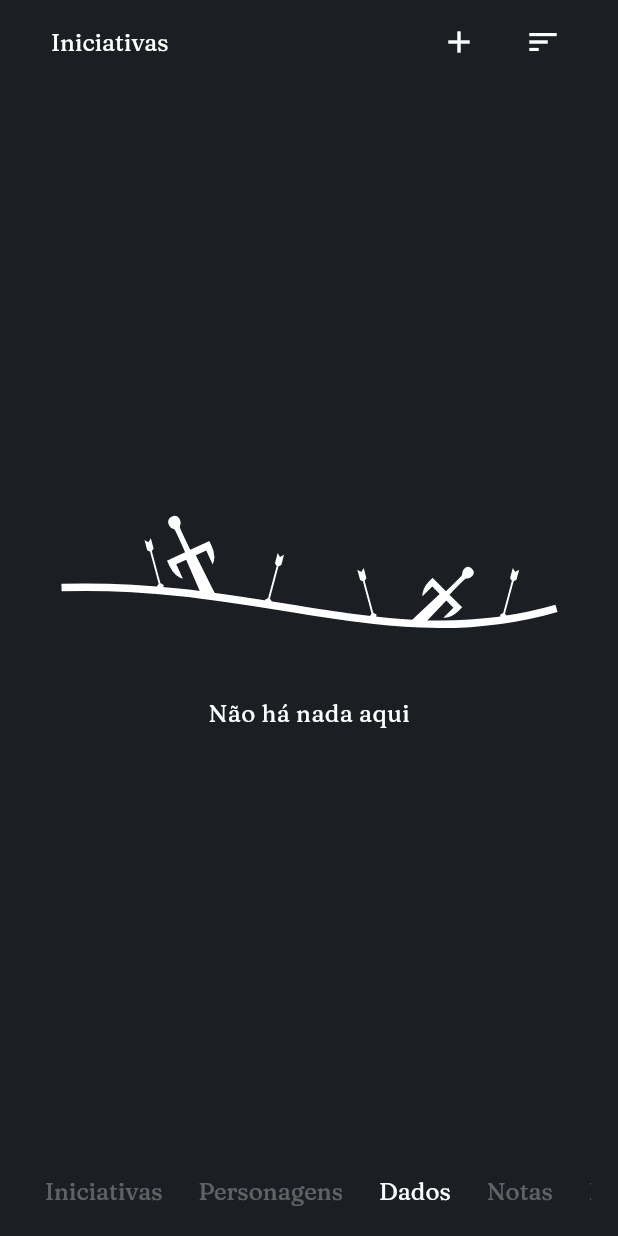
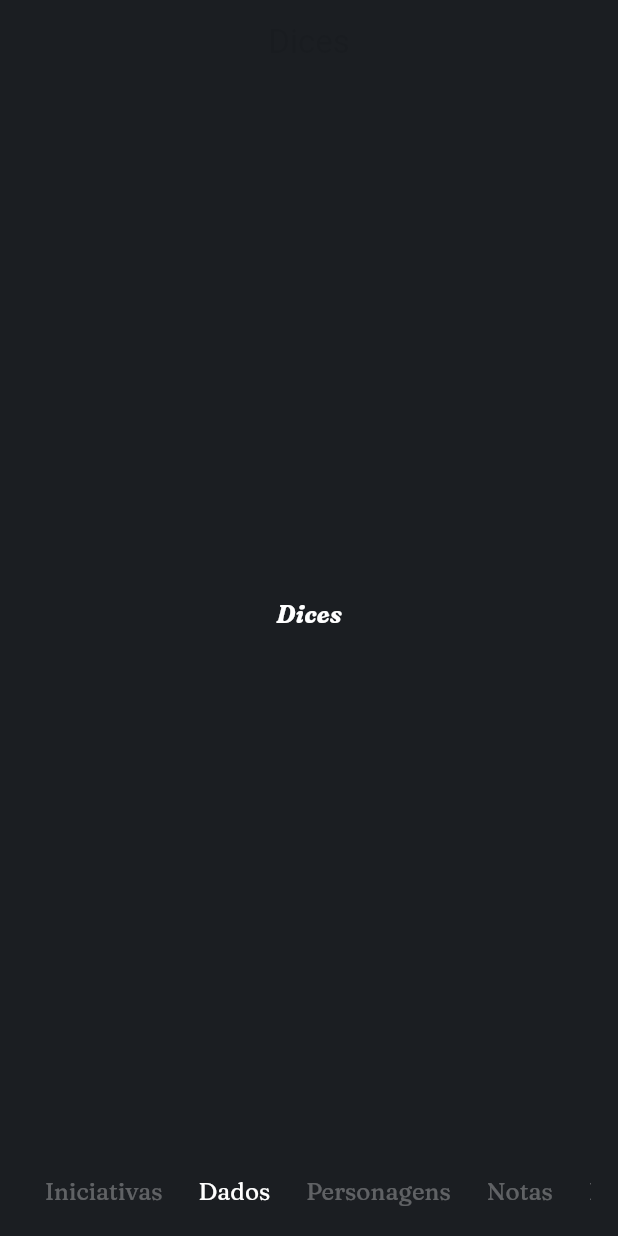
Before and after one commit to marcosgabriel-mm/projeto_d20, a Flutter app: the screen it shows after launch, after a tap on "Dados", on a phone screen of 412 x 824 dp. Run offline on Flutter 3.47's test engine with Material 3 defaults, Android fonts, the phone set to English and light mode, and no system bars; our stand-ins replace flutter_svg.

Commit message:
new screen and news folders

```diff
--- /dev/null
+++ b/lib/app/d20_app.dart
@@ -0,0 +1,75 @@
+import 'package:d20_project/app/pages/dices/dices_view.dart';
+import 'package:d20_project/app/pages/initiatives/initiatives_view.dart';
+import 'package:d20_project/app/pages/navigation_bottom_bar.dart';
+import 'package:d20_project/theme/theme_config.dart';
+import 'package:flutter/material.dart';
+
+class AppWidget extends StatefulWidget {
+  const AppWidget({super.key});
+
+  @override
+  _AppWidgetState createState() => _AppWidgetState();
+}
+
+class _AppWidgetState extends State<AppWidget> {
+  int _currentIndex = 0;
+  bool _showBottomBar = true;
+  late List<Widget> _pages;
+
+  @override
+  void initState() {
+    super.initState();
+    _pages = [
+      InitiativeView(onSelectionModeChanged: () {
+        setState(() {
+          _showBottomBar = !_showBottomBar;
+        });
+      }),
+      const Dices(),
+    ];
+  }
+
+  @override
+  Widget build(BuildContext context) {
+    return MaterialApp(
+      debugShowCheckedModeBanner: false,
+      theme: ThemeConfig.theme,
+      home: Scaffold(
+        body: _currentIndex < _pages.length ? _pages[_currentIndex] : null,
+        bottomNavigationBar: _showBottomBar ? BottomBar(
+          currentIndex: _currentIndex,
+          onTap: (index) {
+            if (index < _pages.length) {
+              setState(() {
+                _currentIndex = index;
+              });
+            }
+          },
+        ) : null,
+      ),
+    );
+  }
+}
+
+
+
+
+// class Dw9DeliveryApp extends StatelessWidget {
+
+// 	const Dw9DeliveryApp({super.key});
+
+// 	@override
+// 	Widget build(BuildContext context) {
+// 			return ApplicationBinding(
+//         child: MaterialApp(
+//           title: 'Delivery App',
+//           theme: ThemeConfig.theme,
+//           routes: {
+//             '/': (context) => const SplashPage(),
+//             '/home': (context) => HomeRouter.page,
+//             '/productDetail' :(context) => ProductDetailRouter.page,
+//           },
+//         ),
+//       );
+// 		}
+// }
--- /dev/null
+++ b/lib/app/pages/dices/dices_view.dart
@@ -0,0 +1,18 @@
+import 'package:d20_project/styles/text_styles.dart';
+import 'package:flutter/material.dart';
+
+class Dices extends StatelessWidget {
+  const Dices({super.key});
+
+  @override
+  Widget build(BuildContext context) {
+    return Scaffold(
+      appBar: AppBar(
+        title: const Text('Dices'),
+      ),
+      body: Center(
+        child: Text('Dices', style: TextStyles.instance.boldItalic,),
+      ),
+    );
+  }
+}
--- a/lib/src/views/initiatives_view.dart
+++ b/lib/app/pages/initiatives/initiatives_view.dart
@@ -1,16 +1,19 @@
-import 'package:d20_project/src/views/components/navigation_bottom_bar.dart';
-import 'package:d20_project/src/views/components/initiatives_and_names.dart';
-import 'package:d20_project/src/views/components/selection_bottom_menu.dart';
-import 'package:d20_project/src/models/players.dart';
+import 'package:d20_project/app/pages/initiatives/widgets/initiatives_appbar.dart';
+import 'package:d20_project/app/pages/initiatives/widgets/initiatives_itens.dart';
+import 'package:d20_project/app/pages/initiatives/widgets/initiatives_bottom_menu.dart';
+import 'package:d20_project/app/models/players.dart';
 import 'package:d20_project/styles/colors_app.dart';
 import 'package:d20_project/styles/text_styles.dart';
 import 'package:flutter/material.dart';
 import 'package:flutter_svg/flutter_svg.dart';
-import 'components/app_bar.dart';
+
 
 class InitiativeView extends StatefulWidget {
+  final VoidCallback onSelectionModeChanged;
+
   const InitiativeView({
     super.key,
+    required this.onSelectionModeChanged
   });
 
   @override
@@ -46,6 +49,7 @@ class _InitiativeViewState extends State<InitiativeView> {
         if (isSelectionMode) {
           setState(() {
             isSelectionMode = false;
+            widget.onSelectionModeChanged();
             _icon = Icons.radio_button_off;
             for (var element in playersList) {
               element.isSelected = false;}
@@ -66,7 +70,7 @@ class _InitiativeViewState extends State<InitiativeView> {
           },
         ),
         bottomNavigationBar: !isSelectionMode
-          ? const BottomBar()
+          ? const SizedBox()
           : SelectionBottomMenu(
             callback: () {
               setState(() {
@@ -98,7 +102,7 @@ class _InitiativeViewState extends State<InitiativeView> {
                     style: ButtonStyle(
                       elevation: MaterialStateProperty.all<double>(0),
                       backgroundColor: MaterialStateProperty.all<Color>(
-                        playersList[index].isSelected
+                        playersList[index].isSelected && isSelectionMode
                         ? ColorsApp.instance.secondaryColor
                         : ColorsApp.instance.primaryColor,
                       ),
@@ -106,8 +110,9 @@ class _InitiativeViewState extends State<InitiativeView> {
                     onLongPress: () {
                       setState(() {
                         if (isSelectionMode){ return;}
+                        isSelectionMode = true;
+                        widget.onSelectionModeChanged();
                         playersList[index].isSelected = !playersList[index].isSelected;
-                        isSelectionMode = true;
                       });
                     },
                     onPressed: () {
--- a/lib/src/views/components/bottom_button_menu.dart
+++ b/lib/app/pages/initiatives/widgets/bottom_menu_button.dart
@@ -1,4 +1,4 @@
-import 'package:d20_project/src/models/players.dart';
+import 'package:d20_project/app/models/players.dart';
 import 'package:d20_project/styles/colors_app.dart';
 import 'package:d20_project/styles/text_styles.dart';
 import 'package:flutter/material.dart';
--- a/lib/src/views/components/app_bar.dart
+++ b/lib/app/pages/initiatives/widgets/initiatives_appbar.dart
@@ -1,8 +1,9 @@
 // ignore_for_file: public_member_api_docs, sort_constructors_first
+import 'package:d20_project/app/pages/initiatives/widgets/initiatives_sheet.dart';
 import 'package:flutter/material.dart';
 
-import 'package:d20_project/src/views/components/bottom_sheet.dart';
-import 'package:d20_project/src/models/players.dart';
+
+import 'package:d20_project/app/models/players.dart';
 import 'package:d20_project/styles/colors_app.dart';
 import 'package:d20_project/styles/text_styles.dart';
 
--- a/lib/src/views/components/selection_bottom_menu.dart
+++ b/lib/app/pages/initiatives/widgets/initiatives_bottom_menu.dart
@@ -1,4 +1,4 @@
-import 'package:d20_project/src/views/components/bottom_button_menu.dart';
+import 'package:d20_project/app/pages/initiatives/widgets/bottom_menu_button.dart';
 import 'package:flutter/material.dart';
 
 class SelectionBottomMenu extends StatelessWidget {
--- a/lib/src/views/components/initiatives_and_names.dart
+++ b/lib/app/pages/initiatives/widgets/initiatives_itens.dart
@@ -1,4 +1,4 @@
-import 'package:d20_project/src/views/components/custom_column_text.dart';
+import 'package:d20_project/app/pages/initiatives/widgets/initiatives_column_text.dart';
 import 'package:flutter/material.dart';
 
 class ItensNames extends StatelessWidget {
--- a/lib/src/views/components/bottom_sheet.dart
+++ b/lib/app/pages/initiatives/widgets/initiatives_sheet.dart
@@ -1,5 +1,5 @@
-import 'package:d20_project/src/views/components/bottom_sheet_input.dart';
-import 'package:d20_project/src/models/players.dart';
+import 'package:d20_project/app/pages/initiatives/widgets/initiatives_sheet_input.dart';
+import 'package:d20_project/app/models/players.dart';
 import 'package:d20_project/styles/colors_app.dart';
 import 'package:d20_project/styles/text_styles.dart';
 import 'package:flutter/material.dart';
--- /dev/null
+++ b/lib/app/pages/navigation_bottom_bar.dart
@@ -0,0 +1,67 @@
+import 'package:d20_project/styles/text_styles.dart';
+import 'package:d20_project/theme/theme_config.dart';
+import 'package:flutter/material.dart';
+
+class BottomBar extends StatefulWidget {
+  final int currentIndex;
+  final Function(int) onTap;
+
+  const BottomBar({Key? key, required this.currentIndex, required this.onTap}) : super(key: key);
+
+  @override
+  _BottomBarState createState() => _BottomBarState();
+}
+
+class _BottomBarState extends State<BottomBar> {
+  String? selectedButton = "Iniciativas";
+
+  @override
+  Widget build(BuildContext context) {
+    var buttons = [
+      "Iniciativas",
+      "Dados",
+      "Personagens",
+      "Notas",
+      "Equipamentos",
+    ];
+
+    return Padding(
+      padding: const EdgeInsets.symmetric(horizontal: 18),
+      child: Container(
+        color: ThemeConfig.theme.primaryColor,
+        height: 60,
+        child: ListView(
+          scrollDirection: Axis.horizontal,
+          children: buttons.asMap().entries.map((entry) {
+            var index = entry.key;
+            var text = entry.value;
+
+            return TextButton(
+              style: ButtonStyle(
+                shape: MaterialStateProperty.all<RoundedRectangleBorder>(
+                  RoundedRectangleBorder(
+                    borderRadius: BorderRadius.circular(30),
+                  ),
+                ),
+                foregroundColor: MaterialStateProperty.all(
+                  text == selectedButton ? Colors.white : Colors.white30,
+                ),
+                overlayColor: MaterialStateProperty.all(
+                  text == selectedButton ? Colors.white.withOpacity(0.1) : null,
+                ),
+                textStyle: MaterialStatePropertyAll(TextStyles.instance.regular)
+              ),
+              child: Text(text),
+              onPressed: () {
+                setState(() {
+                  selectedButton = text;
+                  widget.onTap(index);
+                });
+              },
+            );
+          }).toList(),
+        ),
+      ),
+    );
+  }
+}
--- a/lib/main.dart
+++ b/lib/main.dart
@@ -1,6 +1,6 @@
 // ignore_for_file: prefer_const_constructors
 
-import 'package:d20_project/src/app_widget.dart';
+import 'package:d20_project/app/d20_app.dart';
 import 'package:flutter/material.dart';
 
 void main() {
--- a/lib/src/app_widget.dart
+++ /dev/null
@@ -1,16 +0,0 @@
-import 'package:d20_project/src/views/initiatives_view.dart';
-import 'package:d20_project/theme/theme_config.dart';
-import 'package:flutter/material.dart';
-
-class AppWidget extends StatelessWidget {
-  const AppWidget({super.key});
-
-  @override
-  Widget build(BuildContext context) {
-    return MaterialApp(
-      debugShowCheckedModeBanner: false,
-      theme: ThemeConfig.theme,
-      home: const InitiativeView(),
-    );
-  }
-}
--- a/lib/src/views/components/navigation_bottom_bar.dart
+++ /dev/null
@@ -1,56 +0,0 @@
-import 'package:d20_project/styles/text_styles.dart';
-import 'package:d20_project/theme/theme_config.dart';
-import 'package:flutter/material.dart';
-
-class BottomBar extends StatefulWidget {
-  const BottomBar({super.key});
-
-  @override
-  _BottomBarState createState() => _BottomBarState();
-}
-
-class _BottomBarState extends State<BottomBar> {
-  String? selectedButton = "Iniciativas";
-
-  @override
-  Widget build(BuildContext context) {
-    return Padding(
-      padding: const EdgeInsets.symmetric(horizontal: 18),
-      child: Container(
-        color: ThemeConfig.theme.primaryColor,
-        height: 60,
-        child: ListView(
-          scrollDirection: Axis.horizontal,
-          children: [
-            "Iniciativas",
-            "Personagens",
-            "Dados",
-            "Notas",
-            "Equipamentos",
-          ].map((text) => TextButton(
-            style: ButtonStyle(
-              shape: MaterialStateProperty.all<RoundedRectangleBorder>(
-                RoundedRectangleBorder(
-                  borderRadius: BorderRadius.circular(30),
-                ),
-              ),
-              foregroundColor: MaterialStateProperty.all(
-                text == selectedButton ? Colors.white : Colors.white30,
-              ),
-              overlayColor: MaterialStateProperty.all(
-                text == selectedButton ? Colors.white.withOpacity(0.1) : null,
-              ),
-              textStyle: MaterialStatePropertyAll(TextStyles.instance.regular)
-            ),
-            child: Text(text),
-            onPressed: () {
-              setState(() {
-                selectedButton = text;
-              });
-            },
-          )).toList(),
-        ),
-      ),
-    );
-  }
-}
--- a/pubspec.yaml
+++ b/pubspec.yaml
@@ -36,6 +36,7 @@ dependencies:
   # Use with the CupertinoIcons class for iOS style icons.
   cupertino_icons: ^1.0.2
   flutter_svg: ^2.0.9
+  curved_navigation_bar: ^1.0.1
 
 dev_dependencies:
   flutter_test:
```
Also changed, not shown: lib/app/models/players.dart (renamed from lib/src/models/players.dart), lib/app/pages/initiatives/widgets/initiatives_column_text.dart (renamed from lib/src/views/components/custom_column_text.dart), lib/app/pages/initiatives/widgets/initiatives_sheet_input.dart (renamed from lib/src/views/components/bottom_sheet_input.dart), pubspec.lock.
